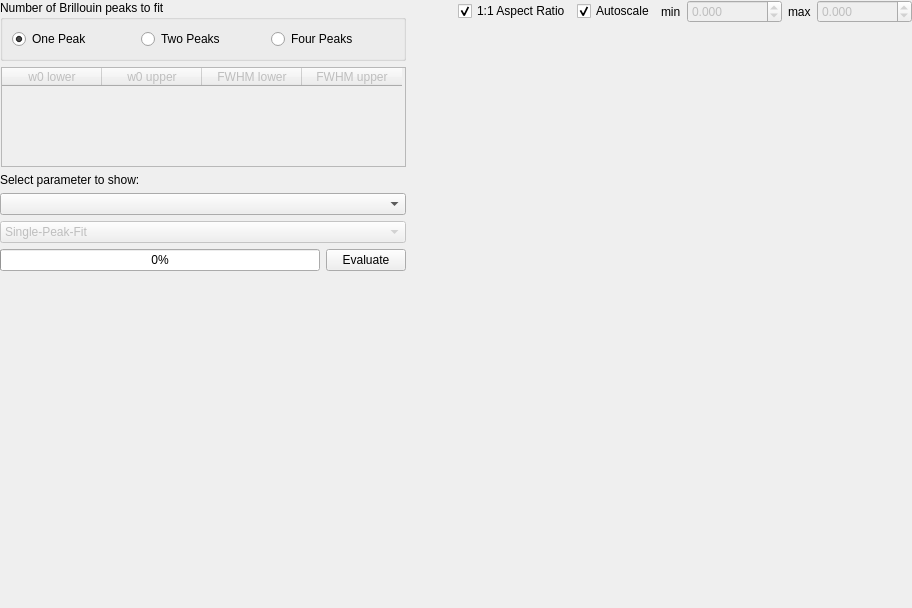
Old version of the form bmicro/gui/evaluation/evaluation_view.ui in the repository BrillouinMicroscopy/BMicro.
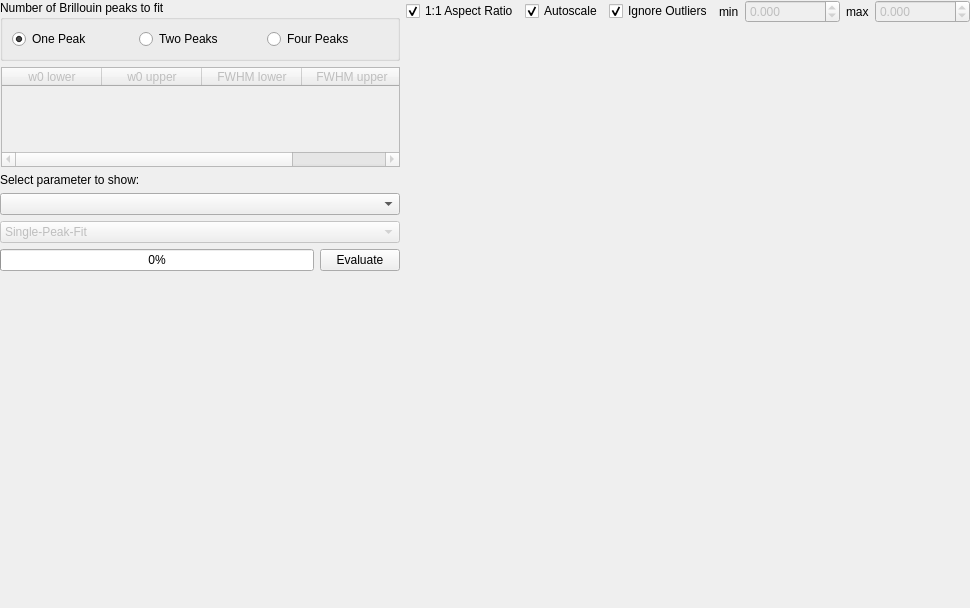
New version of the form.

Commit message: feat: allow to ignore outliers for auto-scaling

```diff
--- a/bmicro/gui/evaluation/evaluation_view.ui
+++ b/bmicro/gui/evaluation/evaluation_view.ui
@@ -6,7 +6,7 @@
    <rect>
     <x>0</x>
     <y>0</y>
-    <width>912</width>
+    <width>925</width>
     <height>608</height>
    </rect>
   </property>
@@ -376,6 +376,16 @@
            </property>
           </widget>
          </item>
+         <item>
+          <widget class="QCheckBox" name="ignore_outliers">
+           <property name="text">
+            <string>Ignore Outliers</string>
+           </property>
+           <property name="checked">
+            <bool>true</bool>
+           </property>
+          </widget>
+         </item>
          <item>
           <widget class="QLabel" name="label">
            <property name="text">
```
Left out of the diff: 6 changed lines with no effect on the pictures. The commit also changes 1 other file.
